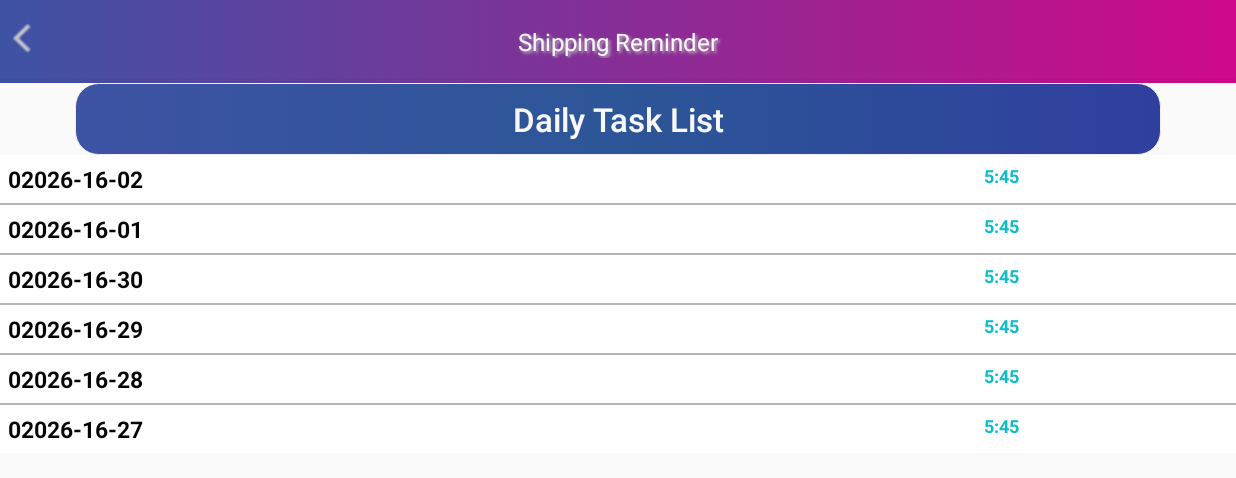
After one commit to roagra/smbhackathon, an Android app: the LabelCountActivity screen opened directly, with no data from a screen before it, on a phone screen of 824 x 412 dp (held sideways). The commit adds this screen. Shown: the top 478 px of the screen. Run offline under Robolectric (Android 15) with nearby library versions, the phone set to English and light mode, and no system bars; libraries missing offline, so code that uses them is left out: com.google.api.client, com.google.api.services, pub.devrel.easypermissions.

Commit message:
added screen for label count.

```diff
--- a/app/src/main/AndroidManifest.xml
+++ b/app/src/main/AndroidManifest.xml
@@ -29,7 +29,7 @@
             android:screenOrientation="landscape" />
         <activity android:name=".PrintPriviewActivity" android:screenOrientation="landscape" ></activity>
         <activity android:name=".RegistrationActivity" android:screenOrientation="landscape" ></activity>
-
+        <activity android:name=".LabelCountActivity" android:screenOrientation="landscape" ></activity>
 
     </application>
 
--- /dev/null
+++ b/app/src/main/java/com/pb/reminderapp/LabelCountActivity.java
@@ -0,0 +1,168 @@
+package com.pb.reminderapp;
+
+/**
+ * Created by ro003ag on 10/8/2017.
+ */
+
+import android.Manifest;
+import android.accounts.AccountManager;
+import android.app.Activity;
+import android.app.Dialog;
+import android.app.ProgressDialog;
+import android.content.Context;
+import android.content.Intent;
+import android.content.SharedPreferences;
+import android.icu.util.GregorianCalendar;
+import android.net.ConnectivityManager;
+import android.net.NetworkInfo;
+import android.os.AsyncTask;
+import android.os.Bundle;
+import android.os.Handler;
+import android.os.SystemClock;
+import android.provider.Settings;
+import android.support.annotation.NonNull;
+import android.view.View;
+import android.widget.AdapterView;
+import android.widget.Button;
+import android.widget.ListView;
+
+import com.google.android.gms.common.ConnectionResult;
+import com.google.android.gms.common.GoogleApiAvailability;
+import com.google.api.client.extensions.android.http.AndroidHttp;
+import com.google.api.client.googleapis.extensions.android.gms.auth.GoogleAccountCredential;
+import com.google.api.client.googleapis.extensions.android.gms.auth.GooglePlayServicesAvailabilityIOException;
+import com.google.api.client.googleapis.extensions.android.gms.auth.UserRecoverableAuthIOException;
+import com.google.api.client.http.HttpTransport;
+import com.google.api.client.json.JsonFactory;
+import com.google.api.client.json.jackson2.JacksonFactory;
+import com.google.api.client.util.ExponentialBackOff;
+import com.google.api.services.calendar.CalendarScopes;
+import com.google.gson.Gson;
+import com.pb.reminderapp.model.EventDescription;
+import com.pb.reminderapp.model.EventDetails;
+import com.pb.reminderapp.model.EventInfo;
+import com.pb.reminderapp.model.RateRequest;
+import com.pb.reminderapp.model.RateResponse;
+import com.pb.reminderapp.service.ReminderAppService;
+import com.pb.reminderapp.utility.GetAPIData;
+import com.pb.reminderapp.utility.LabelCountListAdapter;
+import com.pb.reminderapp.utility.LazyAdapter;
+
+import java.text.SimpleDateFormat;
+import java.util.ArrayList;
+import java.util.Arrays;
+import java.util.Calendar;
+import java.util.Date;
+import java.util.List;
+
+import pub.devrel.easypermissions.AfterPermissionGranted;
+import pub.devrel.easypermissions.EasyPermissions;
+
+public class LabelCountActivity extends Activity {
+
+    private static Context context;
+    private ListView listView;
+    private LabelCountListAdapter adapter;
+    private LabelCountActivity mainActivity;
+
+    public static Context getContext() {
+        return context;
+    }
+
+
+    /**
+     * Create the main activity.
+     *
+     * @param savedInstanceState previously saved instance data.
+     */
+    @Override
+    protected void onCreate(Bundle savedInstanceState) {
+        super.onCreate(savedInstanceState);
+        context = getApplicationContext();
+        mainActivity = this;
+        setContentView(R.layout.label_count_activity);
+
+
+        Button taskList = findViewById(R.id.taskList);
+        taskList.setOnClickListener(new View.OnClickListener() {
+            @Override
+            public void onClick(View view) {
+                Intent intent = new Intent(getContext(), MainActivity.class);
+                getContext().startActivity(intent);
+            }
+        });
+
+        listView = (ListView) findViewById(R.id.list);
+        adapter = new LabelCountListAdapter(this, getLabelCount());
+        listView.setAdapter(adapter);
+
+
+    }
+
+
+    private List<LabelCount> getLabelCount() {
+        List<LabelCount> labelCounts = new ArrayList<>();
+        java.util.Calendar calender = java.util.GregorianCalendar.getInstance();
+        Date date = calender.getTime();
+        SimpleDateFormat dt = new SimpleDateFormat("yyyyy-mm-dd");
+        String currentDate = dt.format(date);
+
+        labelCounts.add(new LabelCount(currentDate, 20));
+
+        calender.add(Calendar.DATE, -1);
+        currentDate = dt.format(calender.getTime());
+        labelCounts.add(new LabelCount(currentDate, 12));
+
+        calender.add(Calendar.DATE, -1);
+        currentDate = dt.format(calender.getTime());
+        labelCounts.add(new LabelCount(currentDate, 23));
+
+        calender.add(Calendar.DATE, -1);
+        currentDate = dt.format(calender.getTime());
+        labelCounts.add(new LabelCount(currentDate, 15));
+
+        calender.add(Calendar.DATE, -1);
+        currentDate = dt.format(calender.getTime());
+        labelCounts.add(new LabelCount(currentDate, 18));
+
+        calender.add(Calendar.DATE, -1);
+        currentDate = dt.format(calender.getTime());
+        labelCounts.add(new LabelCount(currentDate, 24));
+
+        return labelCounts;
+    }
+
+
+    public static class LabelCount {
+
+        private String dateRange;
+        private int count;
+
+        public LabelCount() {
+
+        }
+
+        public LabelCount(String dateRange, int count) {
+            this.dateRange = dateRange;
+            this.count = count;
+        }
+
+        public String getDateRange() {
+            return dateRange;
+        }
+
+        public void setDateRange(String dateRange) {
+            this.dateRange = dateRange;
+        }
+
+        public int getCount() {
+            return count;
+        }
+
+        public void setCount(int count) {
+            this.count = count;
+        }
+    }
+
+
+}
--- a/app/src/main/java/com/pb/reminderapp/RegistrationActivity.java
+++ b/app/src/main/java/com/pb/reminderapp/RegistrationActivity.java
@@ -38,7 +38,6 @@ public class RegistrationActivity extends Activity
 
     private static Context context;
     // UI references.
-    private EditText mEmailView;
     private EditText firstNameView;
     private EditText lastNameView;
     private EditText addressView;
@@ -85,7 +84,6 @@ public class RegistrationActivity extends Activity
                 getApplicationContext(), Arrays.asList(SCOPES))
                 .setBackOff(new ExponentialBackOff());
 
-        mEmailView = (EditText) findViewById(R.id.email);
 
         firstNameView = (EditText) findViewById(R.id.firstName);
         lastNameView = (EditText) findViewById(R.id.lastName);
@@ -110,9 +108,9 @@ public class RegistrationActivity extends Activity
 
     private void attemptLogin() {
 
-        PreferencesUtils.saveRegistrationPreference(mEmailView.getText().toString(), addressView.getText().
+        PreferencesUtils.saveRegistrationPreference("", addressView.getText().
                 toString(), firstNameView.getText().toString(), lastNameView.getText().toString());
-        Intent intent = new Intent(getContext(), MainActivity.class);
+        Intent intent = new Intent(getContext(), LabelCountActivity.class);
         getContext().startActivity(intent);
 
     }
@@ -128,7 +126,7 @@ public class RegistrationActivity extends Activity
         } else {
             mProgress.hide();
             if (PreferencesUtils.isRegistrationExist()) {
-                Intent intent = new Intent(getContext(), MainActivity.class);
+                Intent intent = new Intent(getContext(), LabelCountActivity.class);
                 getContext().startActivity(intent);
             }
         }
--- /dev/null
+++ b/app/src/main/java/com/pb/reminderapp/utility/LabelCountListAdapter.java
@@ -0,0 +1,61 @@
+package com.pb.reminderapp.utility;
+
+import android.content.Context;
+import android.content.Intent;
+import android.graphics.drawable.Drawable;
+import android.view.LayoutInflater;
+import android.view.View;
+import android.view.ViewGroup;
+import android.widget.BaseAdapter;
+import android.widget.ImageView;
+import android.widget.TextView;
+
+import com.pb.reminderapp.LabelCountActivity;
+import com.pb.reminderapp.PrintPriviewActivity;
+import com.pb.reminderapp.R;
+import com.pb.reminderapp.model.EventInfo;
+
+import java.util.List;
+
+public class LabelCountListAdapter extends BaseAdapter {
+
+    private Context activity;
+    private List<LabelCountActivity.LabelCount> data;
+    private static LayoutInflater inflater = null;
+
+    public LabelCountListAdapter(Context a, List<LabelCountActivity.LabelCount> d) {
+        this.activity = a;
+        this.data = d;
+        inflater = (LayoutInflater) activity.getSystemService(Context.LAYOUT_INFLATER_SERVICE);
+    }
+
+    public int getCount() {
+        return data.size();
+    }
+
+    public Object getItem(int position) {
+        return position;
+    }
+
+    public List<LabelCountActivity.LabelCount> getData() {
+        return data;
+    }
+
+    public long getItemId(int position) {
+        return position;
+    }
+
+    public View getView(int position, View convertView, ViewGroup parent) {
+        View vi = convertView;
+        if (convertView == null)
+            vi = inflater.inflate(R.layout.lablel_count_row, null);
+
+        TextView dateRange = (TextView) vi.findViewById(R.id.dateRange);
+        TextView address = (TextView) vi.findViewById(R.id.countValue);
+        final LabelCountActivity.LabelCount labelCount = data.get(position);
+        dateRange.setText(labelCount.getDateRange());
+        //address.setText(labelCount.getCount());
+        return vi;
+    }
+
+}
--- a/app/src/main/res/layout/activity_register.xml
+++ b/app/src/main/res/layout/activity_register.xml
@@ -25,29 +25,10 @@
             android:visibility="gone" />
 
         <EditText
-            android:id="@+id/email"
+            android:id="@+id/firstName"
             android:layout_width="match_parent"
             android:layout_height="@dimen/dp_30"
             android:layout_below="@+id/login_progress"
-            android:layout_marginBottom="@dimen/dp_20"
-            android:layout_marginLeft="@dimen/dp_50"
-            android:layout_marginRight="@dimen/dp_50"
-            android:background="@color/pb_gray_50_white"
-            android:hint="@string/prompt_email"
-            android:inputType="textEmailAddress"
-            android:padding="@dimen/dp_5"
-            android:shadowColor="@color/pb_gray_300_button_pressed"
-            android:shadowDx="2"
-            android:shadowDy="2"
-            android:shadowRadius="2"
-            android:textColor="@color/black"
-            android:textSize="@dimen/sp_16" />
-
-        <EditText
-            android:id="@+id/firstName"
-            android:layout_width="match_parent"
-            android:layout_height="@dimen/dp_30"
-            android:layout_below="@+id/email"
             android:layout_marginBottom="@dimen/dp_20"
             android:layout_marginLeft="@dimen/dp_50"
             android:layout_marginRight="@dimen/dp_50"
--- /dev/null
+++ b/app/src/main/res/layout/label_count_activity.xml
@@ -0,0 +1,32 @@
+<?xml version="1.0" encoding="utf-8"?>
+<LinearLayout xmlns:android="http://schemas.android.com/apk/res/android"
+    xmlns:app="http://schemas.android.com/apk/res-auto"
+    android:layout_width="fill_parent"
+    android:layout_height="fill_parent"
+    android:orientation="vertical">
+
+    <include layout="@layout/header" />
+    <Button
+        android:id="@+id/taskList"
+        android:layout_width="match_parent"
+        android:layout_height="wrap_content"
+        android:layout_centerInParent="true"
+        android:layout_marginRight="@dimen/dp_50"
+        android:layout_marginLeft="@dimen/dp_50"
+        android:background="@drawable/selector_blue_button_bg"
+        android:contentDescription="@string/app_name"
+        android:text="Daily Task List"
+        android:textAllCaps="false"
+        android:textColor="@color/pb_gray_50_white"
+        android:textSize="@dimen/sp_22"
+        android:textStyle="normal" />
+
+    <ListView
+        android:id="@+id/list"
+        android:layout_width="fill_parent"
+        android:layout_height="wrap_content"
+        android:divider="#b5b5b5"
+        android:dividerHeight="1dp"
+        android:listSelector="@drawable/list_selector" />
+
+</LinearLayout>
--- /dev/null
+++ b/app/src/main/res/layout/lablel_count_row.xml
@@ -0,0 +1,52 @@
+<?xml version="1.0" encoding="utf-8"?>
+<LinearLayout xmlns:android="http://schemas.android.com/apk/res/android"
+    android:layout_width="fill_parent"
+    android:layout_height="wrap_content"
+    android:layout_marginBottom="@dimen/dp_2"
+    android:background="@color/white"
+    android:orientation="horizontal"
+    android:padding="5dip">
+
+    <LinearLayout
+        android:layout_width="match_parent"
+        android:layout_height="match_parent"
+        android:orientation="horizontal">
+
+        <LinearLayout
+            android:layout_width="0dp"
+            android:layout_height="match_parent"
+            android:layout_weight="0.8"
+
+            android:orientation="vertical">
+
+            <TextView
+                android:id="@+id/dateRange"
+                android:layout_width="wrap_content"
+                android:layout_height="wrap_content"
+                android:text="Rihanna Love the way lie"
+                android:textColor="#040404"
+                android:textSize="15dip"
+                android:textStyle="bold"
+                android:typeface="sans" />
+        </LinearLayout>
+
+        <LinearLayout
+            android:layout_width="0dp"
+            android:layout_height="match_parent"
+            android:layout_weight="0.2"
+            android:orientation="vertical">
+
+
+            <TextView
+                android:id="@+id/countValue"
+                android:layout_width="wrap_content"
+                android:layout_height="wrap_content"
+                android:gravity="right"
+                android:text="5:45"
+                android:textColor="#10bcc9"
+                android:textSize="12dip"
+                android:textStyle="bold" />
+
+        </LinearLayout>
+    </LinearLayout>
+</LinearLayout>
```
